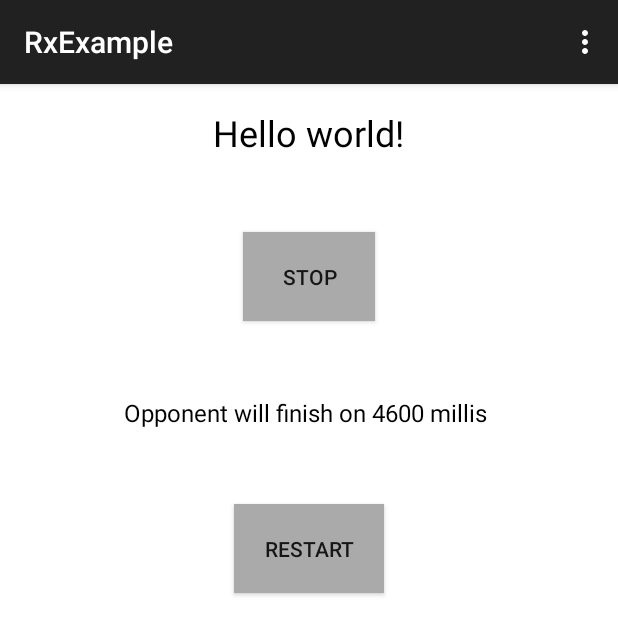
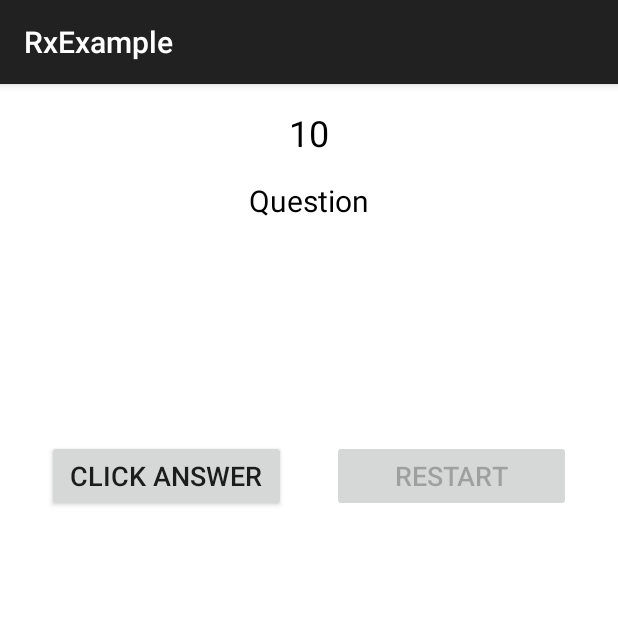
Before and after one commit to rojdes/QuizTest, an Android app: the screen it shows after launch (MainActivity), on a phone screen of 412 x 824 dp. Shown: the top 635 px of the screen. Run offline under Robolectric (Android 15) with nearby library versions, the phone set to English and light mode, and no system bars; libraries missing offline, so code that uses them is left out: com.jakewharton.rxbinding, rx.android.schedulers, rx.schedulers; 6 statements that could not run were skipped.

Commit message:
updated work with players

```diff
--- /dev/null
+++ b/app/src/main/java/com/usinformatic/rxexample/AppConsts.java
@@ -0,0 +1,10 @@
+package com.usinformatic.rxexample;
+
+/**
+ * Created by d1m11n on 9/28/15.
+ */
+public interface AppConsts {
+
+    public long GAME_ROUND_DURATIONms= 10000L;
+
+}
--- a/app/src/main/java/com/usinformatic/rxexample/MainActivity.java
+++ b/app/src/main/java/com/usinformatic/rxexample/MainActivity.java
@@ -2,16 +2,17 @@ package com.usinformatic.rxexample;
 
 import android.os.Bundle;
 import android.support.v7.app.AppCompatActivity;
-import android.view.Menu;
-import android.view.MenuItem;
 import android.view.View;
+import android.widget.Button;
 import android.widget.TextView;
 
 import com.jakewharton.rxbinding.view.RxView;
-import com.jakewharton.rxbinding.view.ViewClickEvent;
+import com.usinformatic.rxexample.models.Player;
+import com.usinformatic.rxexample.models.enums.PlayerType;
+import com.usinformatic.rxexample.repo.PlayerCase;
+import com.usinformatic.rxexample.repo.PlayerObservableCase;
 import com.usinformatic.rxexample.utils.Logs;
 
-import java.util.Random;
 import java.util.concurrent.TimeUnit;
 
 import rx.Observable;
@@ -22,118 +23,121 @@ import rx.schedulers.Schedulers;
 
 public class MainActivity extends AppCompatActivity {
 
-    private static final int MAX_TIME=10;
 
-    private TextView mTimer, mOpponentTime;
+    private static final long MAX_TIME =AppConsts.GAME_ROUND_DURATIONms/1000;
+
+    private TextView mtvTimer,mtvQuestion;
+    private  View mvRoot;
+    private Button mbtnUserAnswer, mbtnRestart;
+    private Observable mMyPlayerObservable;
 
     @Override
     protected void onCreate(Bundle savedInstanceState) {
         super.onCreate(savedInstanceState);
         setContentView(R.layout.activity_main);
-        mTimer=(TextView)findViewById(R.id.timer);
-        mOpponentTime=(TextView)findViewById(R.id.opponent);
-        findViewById(R.id.restart).setOnClickListener(new View.OnClickListener() {
+        findViews();
+        initViews();
+        initPlayers();
+        startGame();
+    }
+
+    private void initPlayers() {
+        mMyPlayerObservable = RxView.clickEvents(mbtnUserAnswer)/*.observeOn(AndroidSchedulers.mainThread())*/;
+       mMyPlayerObservable =  PlayerObservableCase.upgradeCurrent(mMyPlayerObservable, PlayerCase.getMe());
+    }
+
+    private void findViews() {
+        mbtnRestart=(Button)findViewById(R.id.restart);
+        mbtnUserAnswer=(Button)findViewById(R.id.user_answer);
+        mvRoot=getWindow().getDecorView().findViewById(android.R.id.content);
+        mtvTimer=(TextView)findViewById(R.id.timer);
+        mtvQuestion=(TextView)findViewById(R.id.question);
+    }
+
+    private void initViews(){
+        mbtnRestart.setOnClickListener(new View.OnClickListener() {
             @Override
             public void onClick(View v) {
-                onTimer();
+                startGame();
             }
         });
-        onTimer();
+
     }
 
-    @Override
-    public boolean onCreateOptionsMenu(Menu menu) {
-        // Inflate the menu; this adds items to the action bar if it is present.
-        getMenuInflater().inflate(R.menu.menu_main, menu);
-        return true;
-    }
-
-    @Override
-    public boolean onOptionsItemSelected(MenuItem item) {
-        // Handle action bar item clicks here. The action bar will
-        // automatically handle clicks on the Home/Up button, so long
-        // as you specify a parent activity in AndroidManifest.xml.
-        int id = item.getItemId();
-
-        //noinspection SimplifiableIfStatement
-        if (id == R.id.action_settings) {
-            return true;
-        }
-
-        return super.onOptionsItemSelected(item);
-    }
-
-    public void onButtonClick(){
-        RxView.clickEvents(findViewById(R.id.button)).observeOn(AndroidSchedulers.mainThread()).subscribe(new Subscriber<ViewClickEvent>() {
+    public void startGame() {
+        Scheduler sc=Schedulers.computation();
+        prepareViewsForNewGame();
+        final Subscriber timerSubscriber = new Subscriber() {
             @Override
             public void onCompleted() {
-                Logs.err("oncompleted");
+                Logs.err("oncompleted timer");
+                updateViewsOnEndGame();
             }
 
             @Override
             public void onError(Throwable e) {
-                Logs.err("onerror " + e.toString());
+                Logs.err("onerror timer" + e.toString());
+                updateViewsOnEndGame();
             }
 
             @Override
-            public void onNext(ViewClickEvent viewClickEvent) {
-                Logs.err("onnext " + viewClickEvent.view().toString());
-                this.onCompleted();
-
+            public void onNext(Object o) {
+               updateGameProcessWith(this,o);
             }
-        });
+        };
+        Observable<Long> timer = Observable.interval(0, 1000, TimeUnit.MILLISECONDS, sc);
+       timer.mergeWith(PlayerObservableCase.newInstance(PlayerCase.getNewPlayer("player_0"), null)).
+              mergeWith(PlayerObservableCase.newInstance(PlayerCase.getNewPlayer("player_1"), null)).
+              mergeWith(PlayerObservableCase.newInstance(PlayerCase.getNewPlayer("player_2"), null)).
+              mergeWith(PlayerObservableCase.newInstance(PlayerCase.getNewPlayer("player_3"), null)).
+              mergeWith(mMyPlayerObservable).observeOn(AndroidSchedulers.mainThread()).subscribe(timerSubscriber);
       }
 
-    public void onTimer() {
-        long opponentTime=new Random().nextInt(110)*100L;
-        mOpponentTime.setText("Opponent will finish on " + opponentTime + " millis " );
-        final Subscriber<Long> sub = new Subscriber<Long>() {
-            @Override
-            public void onCompleted() {
-                Logs.err("oncompleted");
-                unsubscribe();
+    private void updateViewsOnEndGame() {
+         mbtnRestart.setEnabled(true);
+         mbtnUserAnswer.setEnabled(false);
     }
 
-            @Override
-            public void onError(Throwable e) {
-                Logs.err("onerror " + e.toString());
+    private void prepareViewsForNewGame(){
+        mbtnRestart.setEnabled(false);
+        mbtnUserAnswer.setEnabled(true);
+        mtvTimer.setText("10");
+        ((TextView)findViewById(R.id.player_0)).setText("");
+        ((TextView)findViewById(R.id.player_1)).setText("");
+        ((TextView)findViewById(R.id.player_2)).setText("");
+        ((TextView)findViewById(R.id.player_3)).setText("");
     }
 
-            @Override
-            public void onNext(Long o) {
-                Logs.err("onnext " + o.toString());
-                long time=(MAX_TIME - o - 1);
-                if(time<=0) {
-                    mTimer.setText("Time is over");
+    private void updateGameProcessWith(Subscriber sub, Object o) {
+    if ( o instanceof Long) {
+        updateTime(sub, (Long) o);
+        return;
     }
-                else
-                   mTimer.setText("Remaining " + time);
+    Logs.err(String.valueOf(o.getClass().getSimpleName()));
+    if( o instanceof Player){
+        showResultOfGame((Player)o);
+        mtvTimer.setText("--");
+        sub.onNext(null);
     }
-        };
-        Scheduler thread = Schedulers.computation();
-        Observable<Long> timer = Observable.interval(0, 1000, TimeUnit.MILLISECONDS, thread);
-        Observable opponent =  Observable.timer(opponentTime, TimeUnit.MILLISECONDS, thread); //somebody completes
-        Observable clicker= RxView.clickEvents(findViewById(R.id.button));
-        clicker.subscribe(new Subscriber<ViewClickEvent>() {
-            @Override
-            public void onCompleted() {
-                Logs.err("oncompleted");
-                mTimer.setText("You are winner");
-                unsubscribe();
    }
 
-            @Override
-            public void onError(Throwable e) {
-                Logs.err("onerror" + e.toString());
+    private void showResultOfGame(Player p) {
+        if(p.role== PlayerType.ME){
+            mtvQuestion.setText("You are winner");
+        }
+        else{
+            ((TextView)mvRoot.findViewWithTag(p.id)).setText("Winner is " + p.name);
+        }
     }
 
-            @Override
-            public void onNext(ViewClickEvent viewClickEvent) {
-                Logs.err("onnext + ");
-                this.onCompleted();
+    private void updateTime(Subscriber sub, Long o) {
+        long time=(MAX_TIME - o - 1);
+        if(time<=0){
+            mtvTimer.setText("Time is over");
+            sub.onNext(null); //because of on error and onompletedhas autounsubsribe annd http://bryangilbert.com/blog/2013/11/03/rx-the-importance-of-honoring-unsubscribe/
         }
-        });
-        mTimer.setTag(true);
-        timer.takeUntil(opponent).takeUntil(clicker).observeOn(AndroidSchedulers.mainThread()).subscribe(sub);
+        else{
+            mtvTimer.setText("Remaining " + time);
         }
     }
+}
--- a/app/src/main/res/layout/activity_main.xml
+++ b/app/src/main/res/layout/activity_main.xml
@@ -16,38 +16,119 @@
         android:layout_centerHorizontal="true"
         android:textSize="24dp"
         android:textColor="@android:color/black"
-        android:text="@string/hello_world" />
-
-    <Button
-        android:layout_width="wrap_content"
-        android:layout_height="wrap_content"
-        android:text="STOP"
-        android:id="@+id/button"
-        android:layout_below="@+id/timer"
-        android:layout_centerHorizontal="true"
-        android:padding="20dp"
-        android:background="@android:color/darker_gray"
-        android:layout_marginTop="50dp" />
+        android:text="00:00" />
 
     <TextView
         android:layout_width="wrap_content"
         android:layout_height="wrap_content"
-        android:textSize="16dp"
+        android:text="Question"
+        android:id="@+id/question"
+        android:layout_below="@+id/timer"
+        android:layout_marginTop="15dp"
+        android:textSize="20dp"
         android:textColor="@android:color/black"
-        android:id="@+id/opponent"
-        android:layout_marginTop="50dp"
-        android:layout_below="@+id/button"
         android:layout_centerHorizontal="true" />
 
-    <Button
-        android:layout_width="wrap_content"
+    <LinearLayout
+        android:id="@+id/group_1"
+        android:orientation="horizontal"
+        android:layout_width="match_parent"
         android:layout_height="wrap_content"
-        android:text="RESTART"
-        android:id="@+id/restart"
-        android:layout_below="@+id/opponent"
+        android:layout_below="@+id/question"
         android:layout_centerHorizontal="true"
-        android:padding="20dp"
-        android:background="@android:color/darker_gray"
-        android:layout_marginTop="50dp" />
+        android:weightSum="2"
+        android:layout_marginTop="20dp">
+
+
+        <TextView
+            android:layout_width="match_parent"
+            android:layout_height="wrap_content"
+            android:gravity="center"
+            android:layout_weight="1"
+            android:padding="5dp"
+            android:text="New Text"
+            android:textSize="18dp"
+            android:tag="player_0"
+            android:id="@+id/player_0" />
+
+        <TextView
+            android:layout_width="match_parent"
+            android:layout_height="wrap_content"
+            android:text="New Text"
+            android:gravity="center"
+            android:layout_weight="1"
+            android:padding="5dp"
+            android:textSize="18dp"
+            android:tag="player_1"
+            android:id="@+id/player_1" />
+    </LinearLayout>
+
+    <LinearLayout
+        android:id="@+id/group_2"
+        android:orientation="horizontal"
+        android:layout_width="match_parent"
+        android:layout_height="wrap_content"
+        android:layout_below="@+id/group_1"
+        android:layout_centerHorizontal="true"
+        android:weightSum="2"
+        android:layout_marginTop="20dp">
+
+
+        <TextView
+            android:layout_width="match_parent"
+            android:layout_height="wrap_content"
+            android:gravity="center"
+            android:layout_weight="1"
+            android:padding="5dp"
+            android:text="New Text"
+            android:textSize="18dp"
+            android:tag="player_2"
+            android:id="@+id/player_2" />
+
+        <TextView
+            android:layout_width="match_parent"
+            android:layout_height="wrap_content"
+            android:text="New Text"
+            android:gravity="center"
+            android:layout_weight="1"
+            android:padding="5dp"
+            android:textSize="18dp"
+            android:tag="player_3"
+            android:id="@+id/player_3" />
+    </LinearLayout>
+    <LinearLayout
+        android:id="@+id/group_user"
+        android:orientation="horizontal"
+        android:layout_width="match_parent"
+        android:layout_height="wrap_content"
+        android:layout_below="@+id/group_2"
+        android:layout_centerHorizontal="true"
+        android:weightSum="2"
+        android:layout_marginTop="20dp">
+
+
+        <Button
+            android:layout_width="match_parent"
+            android:layout_height="wrap_content"
+            android:gravity="center"
+            android:layout_weight="1"
+            android:layout_margin="15dp"
+            android:text="Click answer"
+            android:layout_gravity="center"
+            android:textSize="18dp"
+            android:id="@+id/user_answer" />
+
+        <Button
+            android:layout_width="match_parent"
+            android:layout_height="wrap_content"
+            android:text="Restart"
+            android:gravity="center"
+            android:layout_gravity="center"
+            android:layout_weight="1"
+            android:layout_margin="15dp"
+            android:textSize="18dp"
+            android:id="@+id/restart" />
+    </LinearLayout>
+
 
 </RelativeLayout>
```
Also changed, not shown: app/src/main/java/com/usinformatic/rxexample/models/Comment.java (added, +13 -0 lines), app/src/main/java/com/usinformatic/rxexample/models/Player.java (added, +35 -0 lines), app/src/main/java/com/usinformatic/rxexample/models/enums/CommentCollection.java (added, +19 -0 lines), app/src/main/java/com/usinformatic/rxexample/models/enums/PlayerType.java (added, +10 -0 lines), app/src/main/java/com/usinformatic/rxexample/repo/PlayerCase.java (added, +51 -0 lines), app/src/main/java/com/usinformatic/rxexample/repo/PlayerObservableCase.java (added, +69 -0 lines), app/src/main/java/com/usinformatic/rxexample/repo/QuestionCase.java (added, +15 -0 lines). Lines whose indentation alone changed are shown as unchanged.
